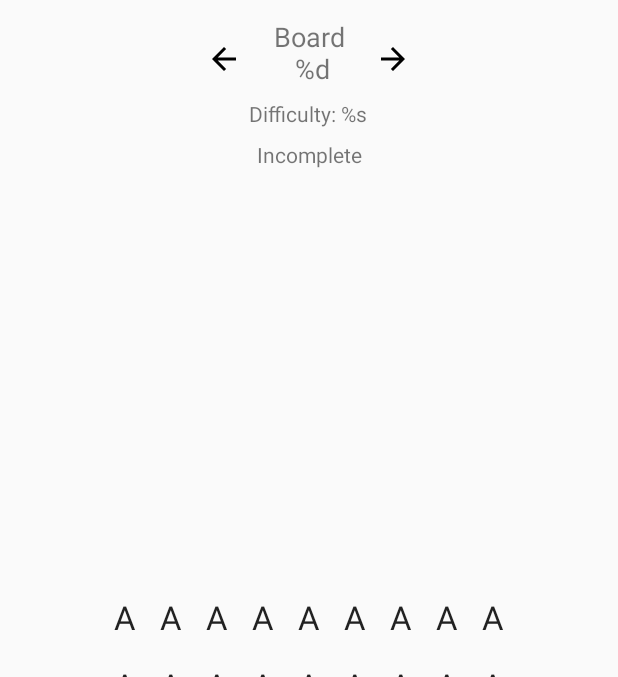
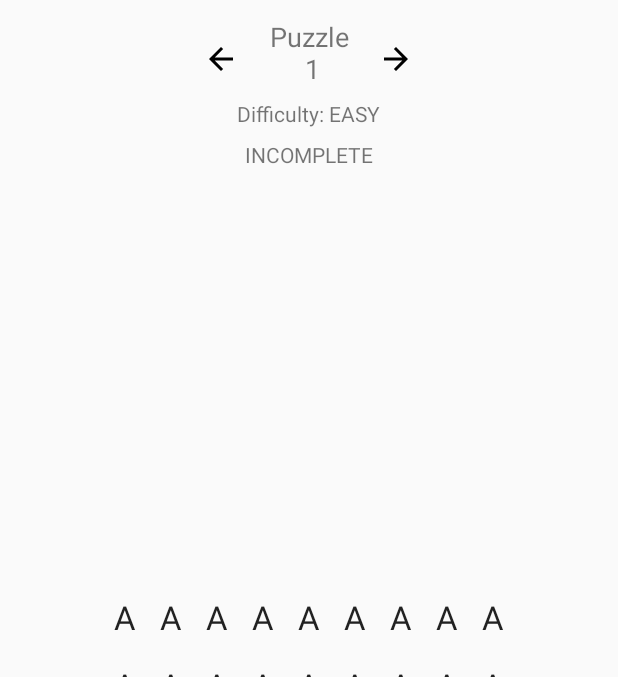
Before and after one commit to veyga/Shinro, an Android app: the screen it shows after launch (MainActivity), on a phone screen of 412 x 824 dp, the part 79-756 px from its top. Run offline under Robolectric (Android 15) with nearby library versions, the phone set to English and light mode, and no system bars; our stand-ins replace data binding.

Commit message:
databinding for basic vmparams

```diff
--- /dev/null
+++ b/app/src/main/java/io/astefanich/shinro/domain/Models.kt
@@ -0,0 +1,15 @@
+package io.astefanich.shinro.domain
+
+
+enum class Difficulty { EASY, MEDIUM, HARD }
+
+//enum class CompletionStatus { INCOMPLETE, COMPLETE }
+
+data class Cell(var current: Char, val actual: Char)
+
+data class Board(
+    val boardNum: Int,
+    val difficulty: Difficulty,
+    val cells: Array<Array<Cell>>,
+    var isSolved: Boolean = false
+)
--- a/app/src/main/java/io/astefanich/shinro/ui/game/GameViewModel.kt
+++ b/app/src/main/java/io/astefanich/shinro/ui/game/GameViewModel.kt
@@ -3,15 +3,54 @@ package io.astefanich.shinro.ui.game
 import androidx.lifecycle.LiveData
 import androidx.lifecycle.MutableLiveData
 import androidx.lifecycle.ViewModel
+import io.astefanich.shinro.domain.Board
+import io.astefanich.shinro.domain.Cell
+import io.astefanich.shinro.domain.Difficulty
 
-class GameViewModel: ViewModel() {
+class GameViewModel : ViewModel() {
 
-    private val score = 10
     private val _marblesRemaining = MutableLiveData<Int>()
     val marblesRemaining: LiveData<Int>
         get() = _marblesRemaining
 
+    private val _board = MutableLiveData<Board>()
+    val board: LiveData<Board>
+        get() = _board
+
+
+    fun solvedStateStr(): String = if (_board.value!!.isSolved) "COMPLETE" else "INCOMPLETE"
+
     init {
         _marblesRemaining.value = 10
+        _board.value =
+            Board(
+                1, Difficulty.EASY,
+                arrayOf(
+                    //row 0
+                    arrayOf(
+                        Cell('j', 'j'),
+                        Cell('1', '1'),
+                        Cell('2', '2'),
+                        Cell('1', '1'),
+                        Cell('1', '1'),
+                        Cell('1', '1'),
+                        Cell('3', '3'),
+                        Cell('2', '2'),
+                        Cell('1', '1')
+                    ),
+                    arrayOf(
+                        Cell('2', '2'),
+                        Cell('O', 'M'),
+                        Cell('O', 'O'),
+                        Cell('C', 'C'),
+                        Cell('E', 'E'),
+                        Cell('E', 'E'),
+                        Cell('O', 'M'),
+                        Cell('O', 'O'),
+                        Cell('O', 'O')
+                    )
+                )
+            )
     }
+
 }
--- a/app/src/main/res/layout/game_fragment.xml
+++ b/app/src/main/res/layout/game_fragment.xml
@@ -34,7 +34,7 @@
             android:layout_width="wrap_content"
             android:layout_height="wrap_content"
             android:layout_marginTop="12dp"
-            android:text="@string/board_num_fmt"
+            android:text="@{@string/board_num_fmt(viewModel.board.boardNum)}"
             android:textAlignment="center"
             android:textSize="18sp"
             app:layout_constraintEnd_toEndOf="parent"
@@ -47,12 +47,12 @@
             android:layout_width="wrap_content"
             android:layout_height="wrap_content"
             android:layout_marginTop="8dp"
-            android:text="@string/difficulty_fmt"
+            android:text="@{@string/difficulty_fmt(viewModel.board.difficulty)}"
             app:layout_constraintEnd_toEndOf="parent"
             app:layout_constraintHorizontal_bias="0.498"
             app:layout_constraintStart_toStartOf="parent"
             app:layout_constraintTop_toBottomOf="@+id/board_number"
-            tools:text="@string/difficulty_fmt" />
+            tools:text="@{@string/difficulty_fmt(viewModel.board.difficulty)}" />
 
         <ImageView
             android:id="@+id/previous_arrow"
@@ -82,11 +82,11 @@
             android:layout_width="wrap_content"
             android:layout_height="wrap_content"
             android:layout_marginTop="8dp"
-            android:text="@string/incomplete"
+            android:text="@{viewModel.solvedStateStr()}"
             app:layout_constraintEnd_toEndOf="parent"
             app:layout_constraintStart_toStartOf="parent"
             app:layout_constraintTop_toBottomOf="@+id/difficulty"
-            tools:text="@string/incomplete" />
+            tools:text="@{viewModel.solvedStateStr()}" />
 
         <TextView
             android:id="@+id/clear_board"
--- a/app/src/main/res/values/strings.xml
+++ b/app/src/main/res/values/strings.xml
@@ -2,8 +2,7 @@
     <string name="app_name">Shinro</string>
     <string name="clear">Clear</string>
     <string name="undo">Undo</string>
-    <string name="incomplete">Incomplete</string>
-    <string name="board_num_fmt">Board\n  %d</string>
+    <string name="board_num_fmt">Puzzle\n  %d</string>
     <string name="difficulty_fmt">Difficulty: %s</string>
     <string name="marbles_remaining_fmt">Remaining:\n%d</string>
 </resources>
```
